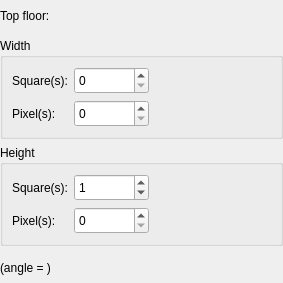
Old version of the form Editor/CustomWidgets/widgetmountainselector.ui in the repository RPG-Paper-Maker/RPG-Paper-Maker.
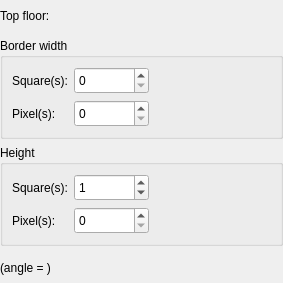
New version of the form. Custom widgets are drawn as their Qt base class.

```diff
--- a/Editor/CustomWidgets/widgetmountainselector.ui
+++ b/Editor/CustomWidgets/widgetmountainselector.ui
@@ -52,7 +52,7 @@
      <item>
       <widget class="QGroupBox" name="groupBox">
        <property name="title">
-        <string>Width</string>
+        <string>Border width</string>
        </property>
        <layout class="QGridLayout" name="gridLayout_2">
         <item row="0" column="0">
```
